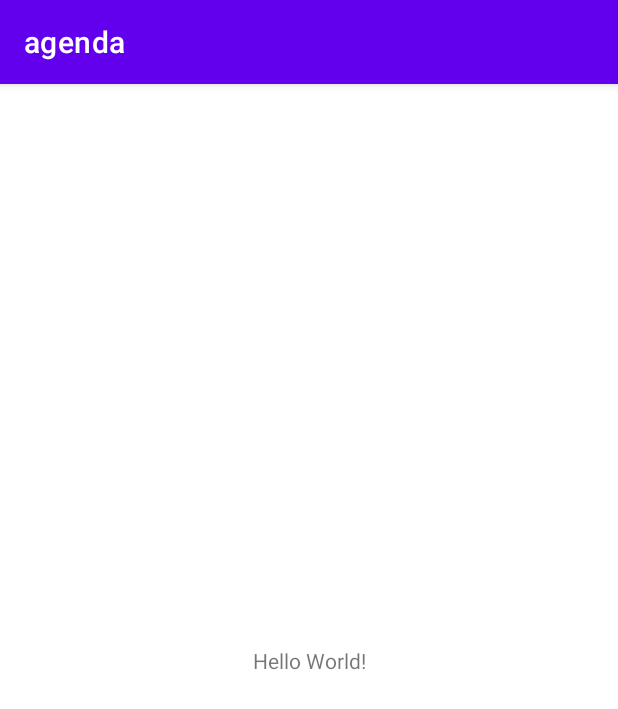
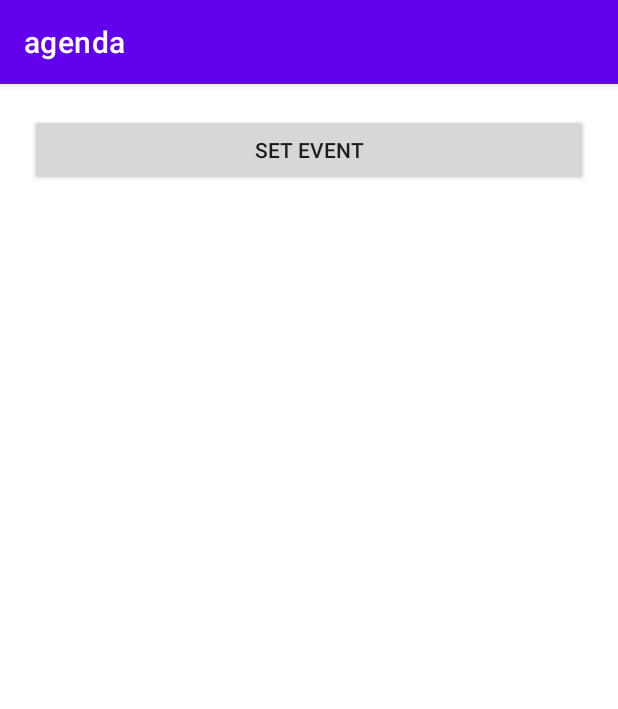
Before and after one commit to nataliarvboas/agenda-bootcamp-kotlin, an Android app: the screen it shows after launch (MainActivity), on a phone screen of 412 x 824 dp. Shown: the top 709 px of the screen. Run offline under Robolectric (Android 15) with nearby library versions, the phone set to English and light mode, and no system bars.

```diff
--- a/app/src/main/res/layout/activity_main.xml
+++ b/app/src/main/res/layout/activity_main.xml
@@ -1,18 +1,20 @@
 <?xml version="1.0" encoding="utf-8"?>
-<androidx.constraintlayout.widget.ConstraintLayout xmlns:android="http://schemas.android.com/apk/res/android"
+<LinearLayout
+    xmlns:android="http://schemas.android.com/apk/res/android"
     xmlns:app="http://schemas.android.com/apk/res-auto"
     xmlns:tools="http://schemas.android.com/tools"
     android:layout_width="match_parent"
     android:layout_height="match_parent"
+    android:orientation="vertical"
     tools:context=".MainActivity">
 
-    <TextView
-        android:layout_width="wrap_content"
+    <androidx.appcompat.widget.AppCompatButton
+        android:id="@+id/set_event"
+        android:layout_width="match_parent"
         android:layout_height="wrap_content"
-        android:text="Hello World!"
-        app:layout_constraintBottom_toBottomOf="parent"
-        app:layout_constraintLeft_toLeftOf="parent"
-        app:layout_constraintRight_toRightOf="parent"
-        app:layout_constraintTop_toTopOf="parent" />
+        android:text="Set event"
+        android:layout_margin="20dp"
+        android:padding="10dp"
+        />
 
-</androidx.constraintlayout.widget.ConstraintLayout>
+</LinearLayout>
```
Also changed, not shown: app/src/main/java/com/example/agenda/MainActivity.kt (+15 -0 lines).
